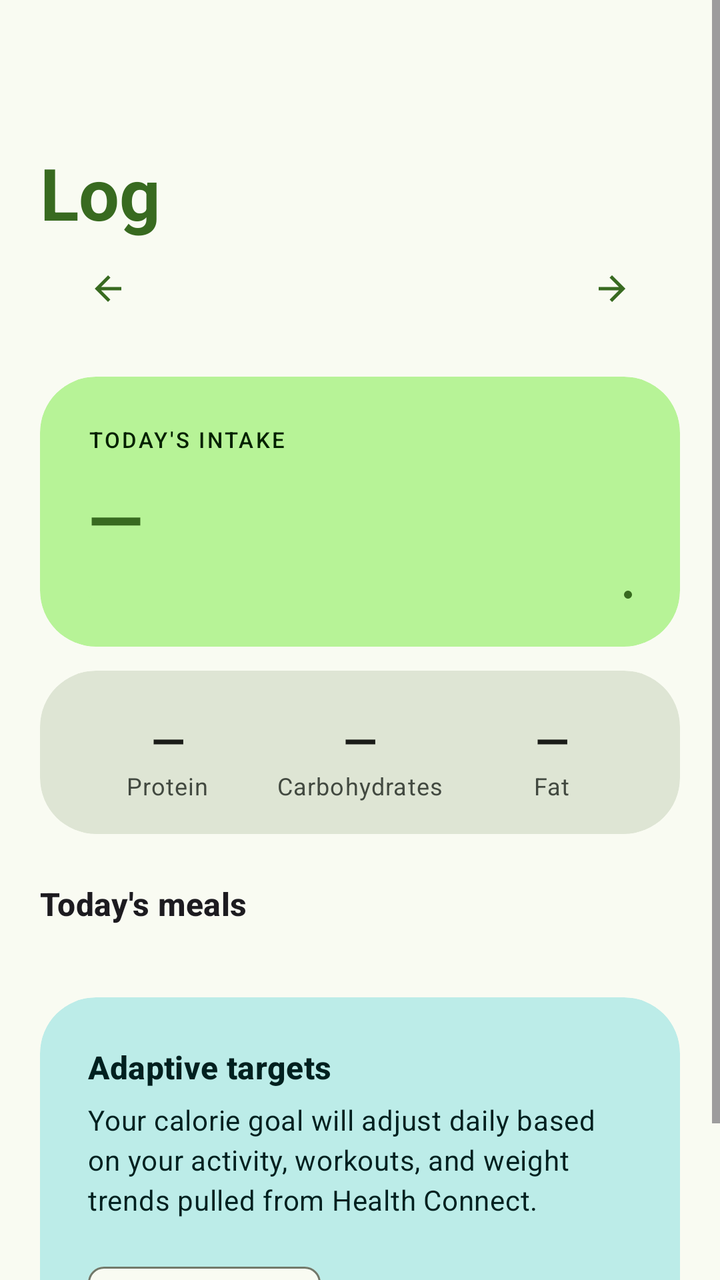
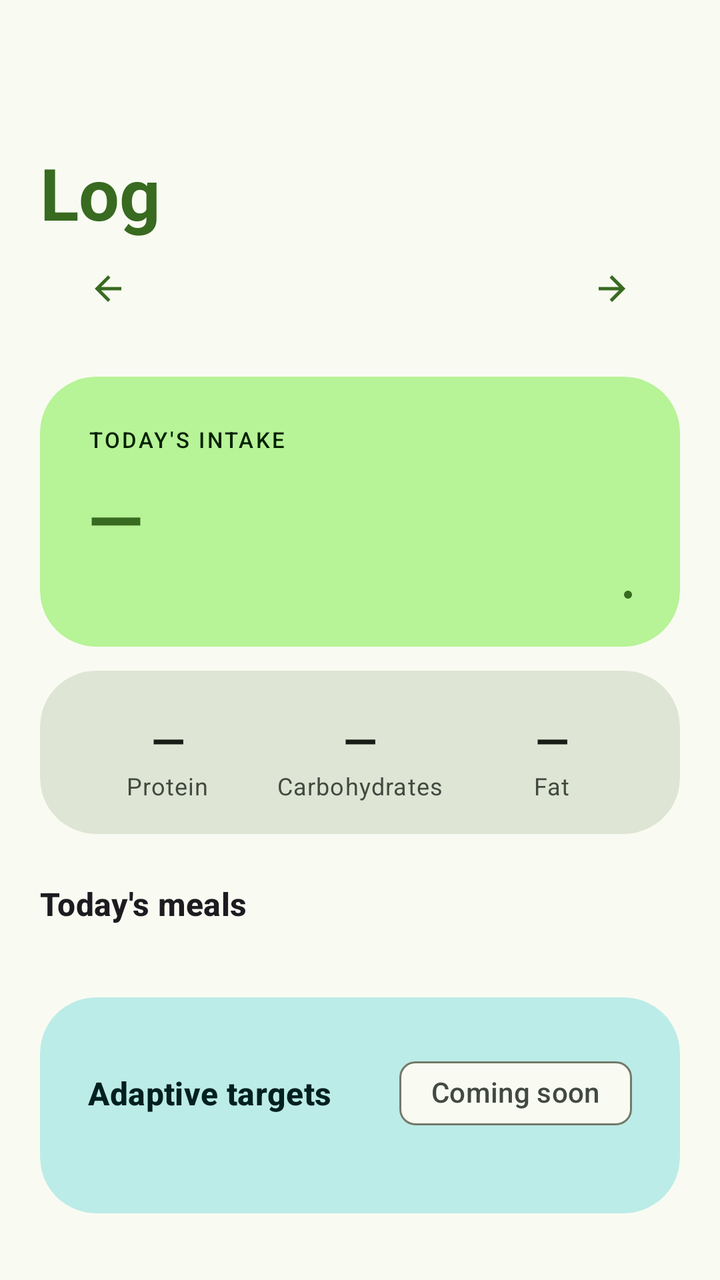

Screens rendered from an Android XML layout before and after an edit, with the pre-edit source and the edit as a unified diff.
<!-- AndroidManifest.xml: application theme Theme.ScaScan -->
<!-- res/layout/fragment_log.xml -->
<?xml version="1.0" encoding="utf-8"?>
<ScrollView
    xmlns:android="http://schemas.android.com/apk/res/android"
    xmlns:app="http://schemas.android.com/apk/res-auto"
    android:id="@+id/root"
    android:layout_width="match_parent"
    android:layout_height="match_parent"
    android:fillViewport="true"
    android:background="?android:colorBackground">

    <LinearLayout
        android:layout_width="match_parent"
        android:layout_height="wrap_content"
        android:orientation="vertical"
        android:paddingHorizontal="20dp"
        android:paddingTop="72dp"
        android:paddingBottom="32dp">

        <TextView
            android:layout_width="wrap_content"
            android:layout_height="wrap_content"
            android:text="@string/nav_log"
            style="@style/TextAppearance.Material3.DisplaySmall"
            android:textStyle="bold"
            android:textColor="?attr/colorPrimary"
            android:layout_marginBottom="4dp" />

        
        <LinearLayout
            android:layout_width="match_parent"
            android:layout_height="wrap_content"
            android:orientation="horizontal"
            android:gravity="center_vertical"
            android:layout_marginBottom="24dp">

            <com.google.android.material.button.MaterialButton
                android:id="@+id/btnPrevDay"
                style="@style/Widget.Material3.Button.IconButton"
                android:layout_width="wrap_content"
                android:layout_height="wrap_content"
                android:insetTop="0dp"
                android:insetBottom="0dp"
                android:insetLeft="0dp"
                android:insetRight="0dp"
                android:minWidth="0dp"
                android:minHeight="0dp"
                app:iconSize="20dp"
                app:iconPadding="0dp"
                app:icon="@drawable/ic_arrow_back" />

            <TextView
                android:id="@+id/tvSelectedDate"
                android:layout_width="0dp"
                android:layout_height="wrap_content"
                android:layout_weight="1"
                android:gravity="center"
                style="@style/TextAppearance.Material3.TitleMedium"
                android:textColor="?attr/colorOnBackground" />

            <com.google.android.material.button.MaterialButton
                android:id="@+id/btnNextDay"
                style="@style/Widget.Material3.Button.IconButton"
                android:layout_width="wrap_content"
                android:layout_height="wrap_content"
                android:insetTop="0dp"
                android:insetBottom="0dp"
                android:insetLeft="0dp"
                android:insetRight="0dp"
                android:minWidth="0dp"
                android:minHeight="0dp"
                app:iconSize="20dp"
                app:iconPadding="0dp"
                app:icon="@drawable/ic_arrow_forward" />
        </LinearLayout>

        
        <com.google.android.material.card.MaterialCardView
            android:id="@+id/cardCalories"
            android:layout_width="match_parent"
            android:layout_height="wrap_content"
            android:layout_marginBottom="12dp"
            android:clickable="true"
            android:focusable="true"
            app:cardBackgroundColor="?attr/colorPrimaryContainer"
            app:cardCornerRadius="28dp"
            app:cardElevation="0dp"
            app:strokeWidth="0dp">

            <LinearLayout
                android:layout_width="match_parent"
                android:layout_height="wrap_content"
                android:orientation="vertical"
                android:padding="24dp">

                <TextView
                    android:layout_width="wrap_content"
                    android:layout_height="wrap_content"
                    android:text="@string/log_today_intake"
                    style="@style/TextAppearance.Material3.LabelSmall"
                    android:textAllCaps="true"
                    android:letterSpacing="0.1"
                    android:textColor="?attr/colorOnPrimaryContainer"
                    android:layout_marginBottom="8dp" />

                <TextView
                    android:id="@+id/tvCalorieSummary"
                    android:layout_width="wrap_content"
                    android:layout_height="wrap_content"
                    android:text="@string/log_no_data"
                    style="@style/TextAppearance.Material3.DisplaySmall"
                    android:textStyle="bold"
                    android:textColor="?attr/colorPrimary"
                    android:layout_marginBottom="12dp" />

                <com.google.android.material.progressindicator.LinearProgressIndicator
                    android:id="@+id/progressCalories"
                    android:layout_width="match_parent"
                    android:layout_height="wrap_content"
                    android:progress="0"
                    android:max="100"
                    app:trackCornerRadius="4dp"
                    app:indicatorColor="?attr/colorPrimary"
                    app:trackColor="?attr/colorPrimaryContainer" />
            </LinearLayout>
        </com.google.android.material.card.MaterialCardView>

        
        <com.google.android.material.card.MaterialCardView
            android:id="@+id/cardMacros"
            android:layout_width="match_parent"
            android:layout_height="wrap_content"
            android:layout_marginBottom="24dp"
            android:clickable="true"
            android:focusable="true"
            app:cardBackgroundColor="?attr/colorSurfaceVariant"
            app:cardCornerRadius="28dp"
            app:cardElevation="0dp"
            app:strokeWidth="0dp">

            <LinearLayout
                android:layout_width="match_parent"
                android:layout_height="wrap_content"
                android:orientation="horizontal"
                android:paddingHorizontal="16dp"
                android:paddingTop="20dp"
                android:paddingBottom="16dp">

                
                <LinearLayout
                    android:layout_width="0dp"
                    android:layout_height="wrap_content"
                    android:layout_weight="1"
                    android:orientation="vertical"
                    android:gravity="center_horizontal"
                    android:paddingHorizontal="4dp">

                    <TextView
                        android:id="@+id/tvLogProtein"
                        android:layout_width="wrap_content"
                        android:layout_height="wrap_content"
                        android:text="—"
                        style="@style/TextAppearance.Material3.TitleLarge"
                        android:textStyle="bold"
                        android:textColor="?attr/colorOnSurface" />

                    <TextView
                        android:id="@+id/tvLogProteinTarget"
                        android:layout_width="wrap_content"
                        android:layout_height="wrap_content"
                        android:visibility="gone"
                        style="@style/TextAppearance.Material3.BodySmall"
                        android:textColor="?attr/colorOnSurfaceVariant" />

                    <com.google.android.material.progressindicator.LinearProgressIndicator
                        android:id="@+id/progressProtein"
                        android:layout_width="match_parent"
                        android:layout_height="wrap_content"
                        android:layout_marginTop="6dp"
                        android:layout_marginBottom="4dp"
                        android:visibility="gone"
                        app:trackCornerRadius="4dp"
                        app:indicatorColor="?attr/colorPrimary"
                        app:trackColor="?attr/colorOutlineVariant" />

                    <TextView
                        android:layout_width="wrap_content"
                        android:layout_height="wrap_content"
                        android:text="@string/nutrient_protein"
                        style="@style/TextAppearance.Material3.BodySmall"
                        android:textColor="?attr/colorOnSurfaceVariant" />
                </LinearLayout>

                
                <LinearLayout
                    android:layout_width="0dp"
                    android:layout_height="wrap_content"
                    android:layout_weight="1"
                    android:orientation="vertical"
                    android:gravity="center_horizontal"
                    android:paddingHorizontal="4dp">

                    <TextView
                        android:id="@+id/tvLogCarbs"
                        android:layout_width="wrap_content"
                        android:layout_height="wrap_content"
                        android:text="—"
                        style="@style/TextAppearance.Material3.TitleLarge"
                        android:textStyle="bold"
                        android:textColor="?attr/colorOnSurface" />

                    <TextView
                        android:id="@+id/tvLogCarbsTarget"
                        android:layout_width="wrap_content"
                        android:layout_height="wrap_content"
                        android:visibility="gone"
                        style="@style/TextAppearance.Material3.BodySmall"
                        android:textColor="?attr/colorOnSurfaceVariant" />

                    <com.google.android.material.progressindicator.LinearProgressIndicator
                        android:id="@+id/progressCarbs"
                        android:layout_width="match_parent"
                        android:layout_height="wrap_content"
                        android:layout_marginTop="6dp"
                        android:layout_marginBottom="4dp"
                        android:visibility="gone"
                        app:trackCornerRadius="4dp"
                        app:indicatorColor="?attr/colorSecondary"
                        app:trackColor="?attr/colorOutlineVariant" />

                    <TextView
                        android:layout_width="wrap_content"
                        android:layout_height="wrap_content"
                        android:text="@string/nutrient_carbs"
                        style="@style/TextAppearance.Material3.BodySmall"
                        android:textColor="?attr/colorOnSurfaceVariant" />
                </LinearLayout>

                
                <LinearLayout
                    android:layout_width="0dp"
                    android:layout_height="wrap_content"
                    android:layout_weight="1"
                    android:orientation="vertical"
                    android:gravity="center_horizontal"
                    android:paddingHorizontal="4dp">

                    <TextView
                        android:id="@+id/tvLogFat"
                        android:layout_width="wrap_content"
                        android:layout_height="wrap_content"
                        android:text="—"
                        style="@style/TextAppearance.Material3.TitleLarge"
                        android:textStyle="bold"
                        android:textColor="?attr/colorOnSurface" />

                    <TextView
                        android:id="@+id/tvLogFatTarget"
                        android:layout_width="wrap_content"
                        android:layout_height="wrap_content"
                        android:visibility="gone"
                        style="@style/TextAppearance.Material3.BodySmall"
                        android:textColor="?attr/colorOnSurfaceVariant" />

                    <com.google.android.material.progressindicator.LinearProgressIndicator
                        android:id="@+id/progressFat"
                        android:layout_width="match_parent"
                        android:layout_height="wrap_content"
                        android:layout_marginTop="6dp"
                        android:layout_marginBottom="4dp"
                        android:visibility="gone"
                        app:trackCornerRadius="4dp"
                        app:indicatorColor="?attr/colorTertiary"
                        app:trackColor="?attr/colorOutlineVariant" />

                    <TextView
                        android:layout_width="wrap_content"
                        android:layout_height="wrap_content"
                        android:text="@string/nutrient_fat"
                        style="@style/TextAppearance.Material3.BodySmall"
                        android:textColor="?attr/colorOnSurfaceVariant" />
                </LinearLayout>
            </LinearLayout>
        </com.google.android.material.card.MaterialCardView>

        
        <TextView
            android:layout_width="wrap_content"
            android:layout_height="wrap_content"
            android:text="@string/log_entries_today"
            style="@style/TextAppearance.Material3.TitleMedium"
            android:textStyle="bold"
            android:textColor="?attr/colorOnBackground"
            android:layout_marginBottom="12dp" />

        
        <TextView
            android:id="@+id/tvEmptyLog"
            android:layout_width="match_parent"
            android:layout_height="wrap_content"
            android:text="@string/log_empty"
            style="@style/TextAppearance.Material3.BodyMedium"
            android:textColor="?attr/colorOnSurfaceVariant"
            android:layout_marginBottom="24dp"
            android:visibility="gone" />

        
        <LinearLayout
            android:id="@+id/entriesContainer"
            android:layout_width="match_parent"
            android:layout_height="wrap_content"
            android:orientation="vertical"
            android:layout_marginBottom="24dp" />

        
        <com.google.android.material.card.MaterialCardView
            android:id="@+id/cardHcMetrics"
            android:layout_width="match_parent"
            android:layout_height="wrap_content"
            android:layout_marginBottom="12dp"
            android:visibility="gone"
            app:cardBackgroundColor="?attr/colorSecondaryContainer"
            app:cardCornerRadius="20dp"
            app:cardElevation="0dp"
            app:strokeWidth="0dp">

            <LinearLayout
                android:layout_width="match_parent"
                android:layout_height="wrap_content"
                android:orientation="horizontal"
                android:padding="16dp">

                <LinearLayout
                    android:layout_width="0dp"
                    android:layout_height="wrap_content"
                    android:layout_weight="1"
                    android:orientation="vertical"
                    android:gravity="center_horizontal">

                    <TextView
                        android:id="@+id/tvHcSteps"
                        android:layout_width="wrap_content"
                        android:layout_height="wrap_content"
                        android:text="—"
                        style="@style/TextAppearance.Material3.TitleMedium"
                        android:textStyle="bold"
                        android:textColor="?attr/colorOnSecondaryContainer" />

                    <TextView
                        android:layout_width="wrap_content"
                        android:layout_height="wrap_content"
                        android:text="@string/hc_label_steps"
                        style="@style/TextAppearance.Material3.BodySmall"
                        android:textColor="?attr/colorOnSecondaryContainer" />
                </LinearLayout>

                <LinearLayout
                    android:layout_width="0dp"
                    android:layout_height="wrap_content"
                    android:layout_weight="1"
                    android:orientation="vertical"
                    android:gravity="center_horizontal">

                    <TextView
                        android:id="@+id/tvHcCalories"
                        android:layout_width="wrap_content"
                        android:layout_height="wrap_content"
                        android:text="—"
                        style="@style/TextAppearance.Material3.TitleMedium"
                        android:textStyle="bold"
                        android:textColor="?attr/colorOnSecondaryContainer" />

                    <TextView
                        android:layout_width="wrap_content"
                        android:layout_height="wrap_content"
                        android:text="@string/hc_label_active"
                        style="@style/TextAppearance.Material3.BodySmall"
                        android:textColor="?attr/colorOnSecondaryContainer" />
                </LinearLayout>

                <LinearLayout
                    android:layout_width="0dp"
                    android:layout_height="wrap_content"
                    android:layout_weight="1"
                    android:orientation="vertical"
                    android:gravity="center_horizontal">

                    <TextView
                        android:id="@+id/tvHcDistance"
                        android:layout_width="wrap_content"
                        android:layout_height="wrap_content"
                        android:text="—"
                        style="@style/TextAppearance.Material3.TitleMedium"
                        android:textStyle="bold"
                        android:textColor="?attr/colorOnSecondaryContainer" />

                    <TextView
                        android:layout_width="wrap_content"
                        android:layout_height="wrap_content"
                        android:text="@string/hc_label_distance"
                        style="@style/TextAppearance.Material3.BodySmall"
                        android:textColor="?attr/colorOnSecondaryContainer" />
                </LinearLayout>
            </LinearLayout>
        </com.google.android.material.card.MaterialCardView>

        
        <com.google.android.material.card.MaterialCardView
            android:layout_width="match_parent"
            android:layout_height="wrap_content"
            app:cardBackgroundColor="?attr/colorTertiaryContainer"
            app:cardCornerRadius="28dp"
            app:cardElevation="0dp"
            app:strokeWidth="0dp">

            <LinearLayout
                android:layout_width="match_parent"
                android:layout_height="wrap_content"
                android:orientation="vertical"
                android:padding="24dp">

                <TextView
                    android:layout_width="wrap_content"
                    android:layout_height="wrap_content"
                    android:text="@string/log_adaptive_title"
                    style="@style/TextAppearance.Material3.TitleMedium"
                    android:textStyle="bold"
                    android:textColor="?attr/colorOnTertiaryContainer"
                    android:layout_marginBottom="6dp" />

                <TextView
                    android:layout_width="wrap_content"
                    android:layout_height="wrap_content"
                    android:text="@string/log_adaptive_body"
                    style="@style/TextAppearance.Material3.BodyMedium"
                    android:textColor="?attr/colorOnTertiaryContainer"
                    android:layout_marginBottom="16dp" />

                <com.google.android.material.chip.Chip
                    android:layout_width="wrap_content"
                    android:layout_height="wrap_content"
                    android:text="@string/coming_soon"
                    android:clickable="false"
                    style="@style/Widget.Material3.Chip.Suggestion" />
            </LinearLayout>
        </com.google.android.material.card.MaterialCardView>

    </LinearLayout>
</ScrollView>
<!-- resources referenced by this layout -->
<resources>
  <!-- drawable ic_arrow_forward (drawable) -->
  <?xml version="1.0" encoding="utf-8"?>
  <vector xmlns:android="http://schemas.android.com/apk/res/android"
      android:width="24dp"
      android:height="24dp"
      android:viewportWidth="24"
      android:viewportHeight="24">
      <path
          android:fillColor="@android:color/white"
          android:pathData="M12,4l-1.41,1.41L16.17,11H4v2h12.17l-5.58,5.59L12,20l8,-8z" />
  </vector>
  <string name="coming_soon">Coming soon</string>
  <string name="hc_label_active">Burned today</string>
  <string name="hc_label_distance">Distance</string>
  <string name="hc_label_steps">Steps today</string>
  <string name="log_adaptive_body">Your calorie goal will adjust daily based on your activity, workouts, and weight trends pulled from Health Connect.</string>
  <string name="log_adaptive_title">Adaptive targets</string>
  <string name="log_empty">No entries yet — scan or search a food to get started.</string>
  <string name="log_entries_today">Today\'s meals</string>
  <string name="log_no_data">—</string>
  <string name="log_today_intake">Today\'s intake</string>
  <string name="nav_log">Log</string>
  <string name="nutrient_carbs">Carbohydrates</string>
  <string name="nutrient_fat">Fat</string>
  <string name="nutrient_protein">Protein</string>
  <color name="colorPrimary">#386A20</color>
  <color name="colorOnPrimary">#FFFFFF</color>
  <color name="colorPrimaryContainer">#B7F397</color>
  <color name="colorOnPrimaryContainer">#042100</color>
  <color name="colorSecondary">#55624C</color>
  <color name="colorOnSecondary">#FFFFFF</color>
  <color name="colorSecondaryContainer">#D9E8CB</color>
  <color name="colorOnSecondaryContainer">#131F0D</color>
  <color name="colorTertiary">#386663</color>
  <color name="colorOnTertiary">#FFFFFF</color>
  <color name="colorTertiaryContainer">#BCECE8</color>
  <color name="colorOnTertiaryContainer">#00201F</color>
  <color name="colorError">#BA1A1A</color>
  <color name="colorOnError">#FFFFFF</color>
  <color name="colorBackground">#F9FBF2</color>
  <color name="colorSurface">#F9FBF2</color>
  <color name="colorOnSurface">#1A1C18</color>
  <color name="colorSurfaceVariant">#DEE5D4</color>
  <color name="colorOnSurfaceVariant">#424940</color>
  <color name="colorOutline">#72796A</color>
  <color name="colorOutlineVariant">#C2C9BA</color>
  <style name="ShapeAppearance.App.Pill" parent="">
          <item name="cornerFamily">rounded</item>
          <item name="cornerSize">50%</item>
      </style>
  <style name="ShapeAppearance.App.LargeRounded" parent="">
          <item name="cornerFamily">rounded</item>
          <item name="cornerSize">28dp</item>
      </style>
  <style name="Widget.App.Button" parent="Widget.Material3.Button">
          <item name="shapeAppearance">@style/ShapeAppearance.App.Pill</item>
          <item name="android:paddingStart">24dp</item>
          <item name="android:paddingEnd">24dp</item>
      </style>
  <style name="Widget.App.Button.Outlined" parent="Widget.Material3.Button.OutlinedButton">
          <item name="shapeAppearance">@style/ShapeAppearance.App.Pill</item>
          <item name="android:paddingStart">24dp</item>
          <item name="android:paddingEnd">24dp</item>
      </style>
  <style name="Widget.App.FloatingActionButton" parent="Widget.Material3.FloatingActionButton.Large.Primary">
          <item name="shapeAppearance">@style/ShapeAppearance.App.Pill</item>
      </style>
  <style name="Widget.App.ExtendedFab" parent="Widget.Material3.ExtendedFloatingActionButton.Primary">
          <item name="shapeAppearance">@style/ShapeAppearance.App.Pill</item>
      </style>
  <style name="Widget.App.Card" parent="Widget.Material3.CardView.Filled">
          <item name="shapeAppearance">@style/ShapeAppearance.App.LargeRounded</item>
          <item name="cardElevation">0dp</item>
          <item name="strokeWidth">0dp</item>
      </style>
  <!-- unchanged entries left out for length: 2 -->
</resources>

<!-- the commit's change to res/layout/fragment_log.xml (unified diff, before → after) -->
@@ -405,6 +405,7 @@
 
         
         <com.google.android.material.card.MaterialCardView
+            android:id="@+id/cardAdaptive"
             android:layout_width="match_parent"
             android:layout_height="wrap_content"
             app:cardBackgroundColor="?attr/colorTertiaryContainer"
@@ -418,29 +419,147 @@
                 android:orientation="vertical"
                 android:padding="24dp">
 
+                
+                <LinearLayout
+                    android:layout_width="match_parent"
+                    android:layout_height="wrap_content"
+                    android:orientation="horizontal"
+                    android:gravity="center_vertical"
+                    android:layout_marginBottom="12dp">
+
+                    <TextView
+                        android:layout_width="0dp"
+                        android:layout_height="wrap_content"
+                        android:layout_weight="1"
+                        android:text="@string/log_adaptive_title"
+                        style="@style/TextAppearance.Material3.TitleMedium"
+                        android:textStyle="bold"
+                        android:textColor="?attr/colorOnTertiaryContainer" />
+
+                    <com.google.android.material.chip.Chip
+                        android:id="@+id/chipAdaptiveStatus"
+                        android:layout_width="wrap_content"
+                        android:layout_height="wrap_content"
+                        android:text="@string/coming_soon"
+                        android:clickable="false"
+                        style="@style/Widget.Material3.Chip.Suggestion" />
+                </LinearLayout>
+
+                
                 <TextView
-                    android:layout_width="wrap_content"
-                    android:layout_height="wrap_content"
-                    android:text="@string/log_adaptive_title"
-                    style="@style/TextAppearance.Material3.TitleMedium"
-                    android:textStyle="bold"
-                    android:textColor="?attr/colorOnTertiaryContainer"
-                    android:layout_marginBottom="6dp" />
-
-                <TextView
-                    android:layout_width="wrap_content"
-                    android:layout_height="wrap_content"
-                    android:text="@string/log_adaptive_body"
+                    android:id="@+id/tvAdaptiveHint"
+                    android:layout_width="match_parent"
+                    android:layout_height="wrap_content"
                     style="@style/TextAppearance.Material3.BodyMedium"
                     android:textColor="?attr/colorOnTertiaryContainer"
-                    android:layout_marginBottom="16dp" />
-
-                <com.google.android.material.chip.Chip
-                    android:layout_width="wrap_content"
-                    android:layout_height="wrap_content"
-                    android:text="@string/coming_soon"
-                    android:clickable="false"
-                    style="@style/Widget.Material3.Chip.Suggestion" />
+                    android:visibility="gone" />
+
+                
+                <LinearLayout
+                    android:id="@+id/layoutAdaptiveBreakdown"
+                    android:layout_width="match_parent"
+                    android:layout_height="wrap_content"
+                    android:orientation="vertical"
+                    android:visibility="gone">
+
+                    <LinearLayout
+                        android:layout_width="match_parent"
+                        android:layout_height="wrap_content"
+                        android:orientation="horizontal"
+                        android:layout_marginBottom="4dp">
+                        <TextView
+                            android:layout_width="0dp"
+                            android:layout_height="wrap_content"
+                            android:layout_weight="1"
+                            android:text="@string/log_adaptive_breakdown_base"
+                            style="@style/TextAppearance.Material3.BodySmall"
+                            android:textColor="?attr/colorOnTertiaryContainer" />
+                        <TextView
+                            android:id="@+id/tvAdaptiveBase"
+                            android:layout_width="wrap_content"
+                            android:layout_height="wrap_content"
+                            style="@style/TextAppearance.Material3.BodySmall"
+                            android:textColor="?attr/colorOnTertiaryContainer" />
+                    </LinearLayout>
+
+                    <LinearLayout
+                        android:layout_width="match_parent"
+                        android:layout_height="wrap_content"
+                        android:orientation="horizontal"
+                        android:layout_marginBottom="4dp">
+                        <TextView
+                            android:layout_width="0dp"
+                            android:layout_height="wrap_content"
+                            android:layout_weight="1"
+                            android:text="@string/log_adaptive_breakdown_activity"
+                            style="@style/TextAppearance.Material3.BodySmall"
+                            android:textColor="?attr/colorOnTertiaryContainer" />
+                        <TextView
+                            android:id="@+id/tvAdaptiveActivity"
+                            android:layout_width="wrap_content"
+                            android:layout_height="wrap_content"
+                            style="@style/TextAppearance.Material3.BodySmall"
+                            android:textColor="?attr/colorOnTertiaryContainer" />
+                    </LinearLayout>
+
+                    <LinearLayout
+                        android:layout_width="match_parent"
+                        android:layout_height="wrap_content"
+                        android:orientation="horizontal"
+                        android:layout_marginBottom="14dp">
+                        <TextView
+                            android:layout_width="0dp"
+                            android:layout_height="wrap_content"
+                            android:layout_weight="1"
+                            android:text="@string/log_adaptive_breakdown_trend"
+                            style="@style/TextAppearance.Material3.BodySmall"
+                            android:textColor="?attr/colorOnTertiaryContainer" />
+                        <TextView
+                            android:id="@+id/tvAdaptiveTrend"
+                            android:layout_width="wrap_content"
+                            android:layout_height="wrap_content"
+                            style="@style/TextAppearance.Material3.BodySmall"
+                            android:textColor="?attr/colorOnTertiaryContainer" />
+                    </LinearLayout>
+
+                    <View
+                        android:layout_width="match_parent"
+                        android:layout_height="1dp"
+                        android:background="?attr/colorOutlineVariant"
+                        android:layout_marginBottom="10dp" />
+
+                    <LinearLayout
+                        android:layout_width="match_parent"
+                        android:layout_height="wrap_content"
+                        android:orientation="horizontal">
+                        <TextView
+                            android:layout_width="0dp"
+                            android:layout_height="wrap_content"
+                            android:layout_weight="1"
+                            android:text="@string/log_adaptive_breakdown_total"
+                            style="@style/TextAppearance.Material3.TitleSmall"
+                            android:textStyle="bold"
+                            android:textColor="?attr/colorOnTertiaryContainer" />
+                        <TextView
+                            android:id="@+id/tvAdaptiveTotal"
+                            android:layout_width="wrap_content"
+                            android:layout_height="wrap_content"
+                            style="@style/TextAppearance.Material3.TitleSmall"
+                            android:textStyle="bold"
+                            android:textColor="?attr/colorOnTertiaryContainer" />
+                    </LinearLayout>
+                </LinearLayout>
+
+                
+                <TextView
+                    android:id="@+id/tvAdaptiveWeightHint"
+                    android:layout_width="match_parent"
+                    android:layout_height="wrap_content"
+                    style="@style/TextAppearance.Material3.BodySmall"
+                    android:textColor="?attr/colorOnTertiaryContainer"
+                    android:layout_marginTop="10dp"
+                    android:visibility="gone" />
+
             </LinearLayout>
         </com.google.android.material.card.MaterialCardView>
 
<!-- resource entries referenced after the edit -->
@@ -15,7 +15,10 @@
   <string name="hc_label_active">Burned today</string>
   <string name="hc_label_distance">Distance</string>
   <string name="hc_label_steps">Steps today</string>
-  <string name="log_adaptive_body">Your calorie goal will adjust daily based on your activity, workouts, and weight trends pulled from Health Connect.</string>
+  <string name="log_adaptive_breakdown_activity">Activity today</string>
+  <string name="log_adaptive_breakdown_base">Base target</string>
+  <string name="log_adaptive_breakdown_total">Today\'s target</string>
+  <string name="log_adaptive_breakdown_trend">Weight trend</string>
   <string name="log_adaptive_title">Adaptive targets</string>
   <string name="log_empty">No entries yet — scan or search a food to get started.</string>
   <string name="log_entries_today">Today\'s meals</string>
